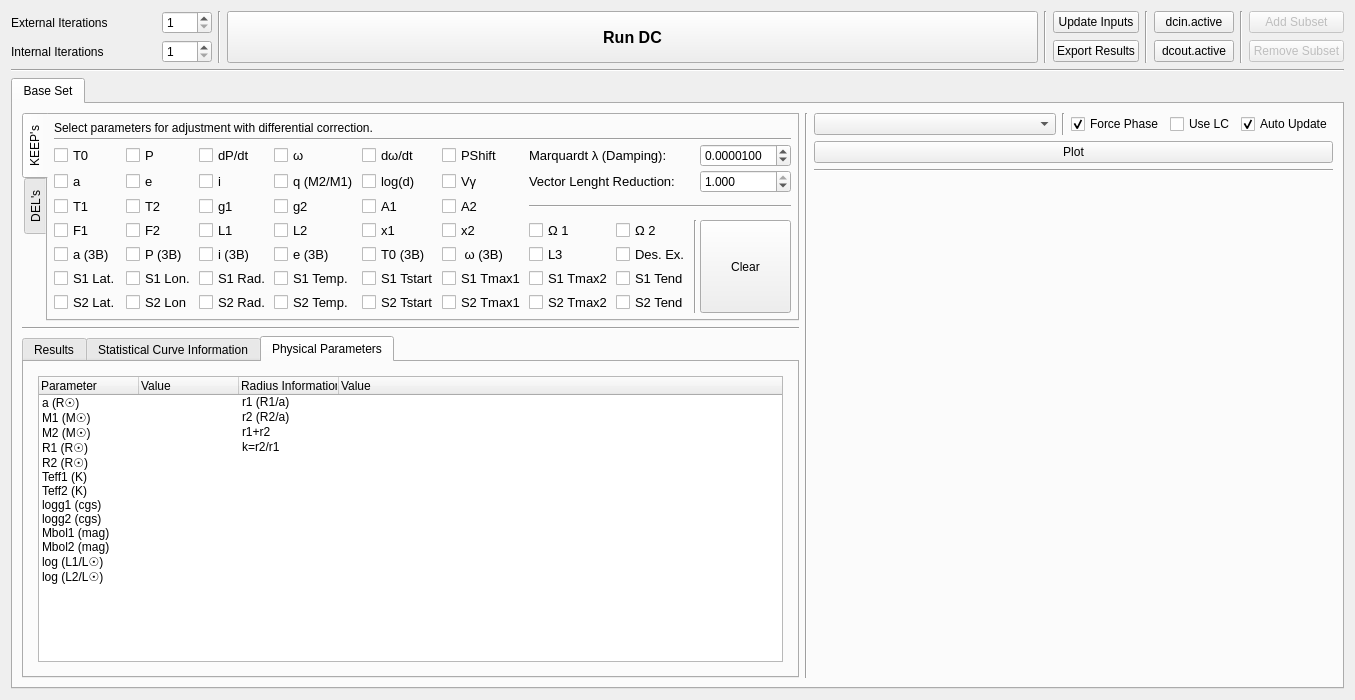
First picture: the form in resources/dc_widget.ui, repository Varnani/pywd2015-qt5, before the edit.
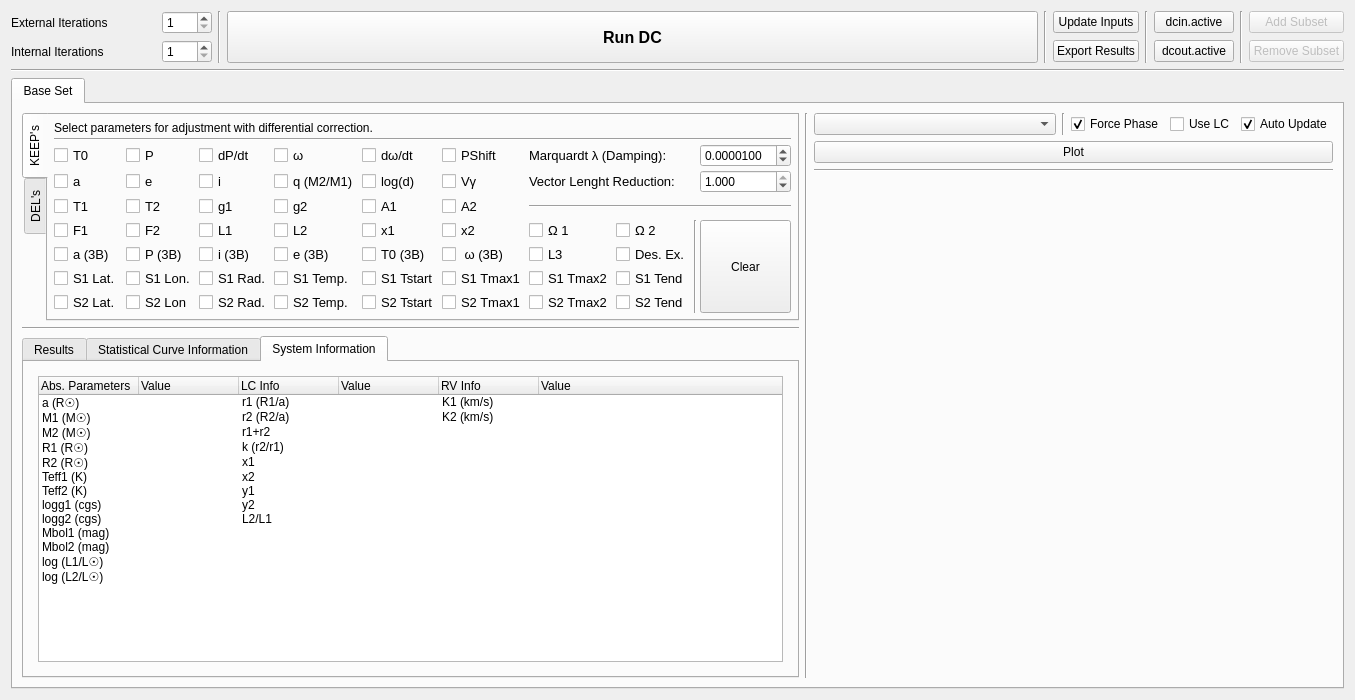
Second picture: the form after the edit. The open tabs and pages were chosen to show the change.

Commit message: * Computation of radial velocity semi-amplitudes of the components were added. Computed values are printed under "System Information" tab in DC widget ("RV Info" header).

The edit to the form file:
```diff
--- a/resources/dc_widget.ui
+++ b/resources/dc_widget.ui
@@ -2509,7 +2509,7 @@
          </widget>
          <widget class="QWidget" name="tab_11">
           <attribute name="title">
-           <string>Physical Parameters</string>
+           <string>System Information</string>
           </attribute>
           <layout class="QHBoxLayout" name="horizontalLayout_9">
            <item>
@@ -2541,11 +2541,11 @@
                 <number>0</number>
                </property>
                <property name="columnCount">
-                <number>4</number>
+                <number>6</number>
                </property>
                <column>
                 <property name="text">
-                 <string>Parameter</string>
+                 <string>Abs. Parameters</string>
                 </property>
                </column>
                <column>
@@ -2555,7 +2555,17 @@
                </column>
                <column>
                 <property name="text">
-                 <string>Radius Information</string>
+                 <string>LC Info</string>
+                </property>
+               </column>
+               <column>
+                <property name="text">
+                 <string>Value</string>
+                </property>
+               </column>
+               <column>
+                <property name="text">
+                 <string>RV Info</string>
                 </property>
                </column>
                <column>
@@ -2573,6 +2583,12 @@
                 <property name="text">
                  <string>r1 (R1/a)</string>
                 </property>
+                <property name="text">
+                 <string/>
+                </property>
+                <property name="text">
+                 <string>K1 (km/s)</string>
+                </property>
                </item>
                <item>
                 <property name="text">
@@ -2584,6 +2600,12 @@
                 <property name="text">
                  <string>r2 (R2/a)</string>
                 </property>
+                <property name="text">
+                 <string/>
+                </property>
+                <property name="text">
+                 <string>K2 (km/s)</string>
+                </property>
                </item>
                <item>
                 <property name="text">
@@ -2604,38 +2626,74 @@
                  <string/>
                 </property>
                 <property name="text">
-                 <string>k=r2/r1</string>
+                 <string>k (r2/r1)</string>
                 </property>
                </item>
                <item>
                 <property name="text">
                  <string>R2 (R☉)</string>
                 </property>
+                <property name="text">
+                 <string/>
+                </property>
+                <property name="text">
+                 <string>x1</string>
+                </property>
                </item>
                <item>
                 <property name="text">
                  <string>Teff1 (K)</string>
                 </property>
+                <property name="text">
+                 <string/>
+                </property>
+                <property name="text">
+                 <string>x2</string>
+                </property>
                </item>
                <item>
                 <property name="text">
                  <string>Teff2 (K)</string>
                 </property>
+                <property name="text">
+                 <string/>
+                </property>
+                <property name="text">
+                 <string>y1</string>
+                </property>
                </item>
                <item>
                 <property name="text">
                  <string>logg1 (cgs)</string>
                 </property>
+                <property name="text">
+                 <string/>
+                </property>
+                <property name="text">
+                 <string>y2</string>
+                </property>
                </item>
                <item>
                 <property name="text">
                  <string>logg2 (cgs)</string>
                 </property>
+                <property name="text">
+                 <string/>
+                </property>
+                <property name="text">
+                 <string>L2/L1</string>
+                </property>
                </item>
                <item>
                 <property name="text">
                  <string>Mbol1 (mag)</string>
                 </property>
+                <property name="text">
+                 <string/>
+                </property>
+                <property name="text">
+                 <string/>
+                </property>
                </item>
                <item>
                 <property name="text">
```
The commit also changes 5 other files.
